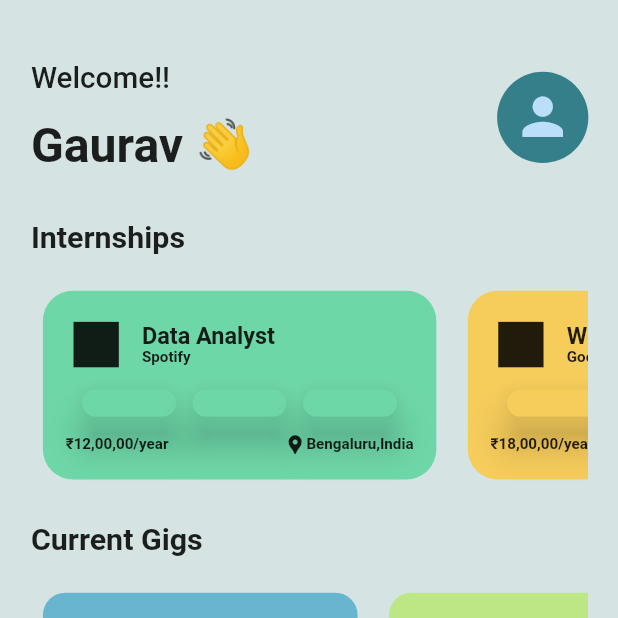
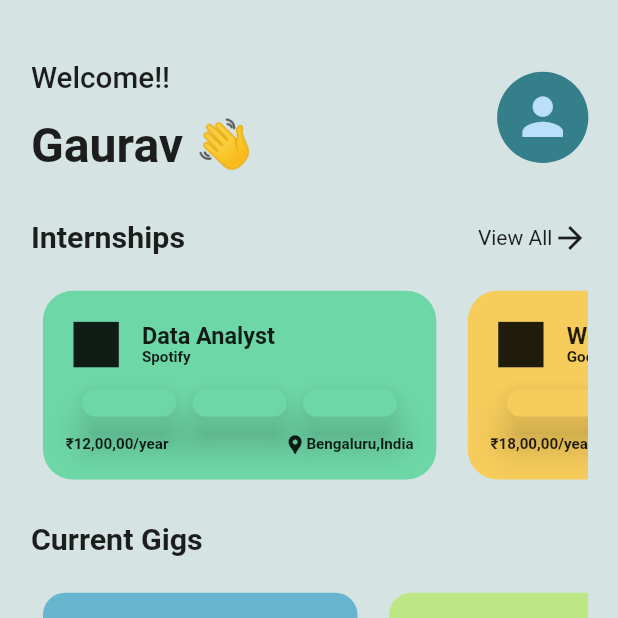
Before and after one commit to Gaurav232003/FutureHire, a Flutter app: the screen it shows after launch, after a tap on "L O G I N", on a phone screen of 412 x 824 dp, the top half of it. Run offline on Flutter 3.47's test engine with Material 2 defaults, Android fonts, the phone set to English and light mode, and no system bars; drawn by our look-alikes of google_nav_bar; network calls fail.

Commit message:
view all internships

```diff
--- a/futurehire/lib/homepage.dart
+++ b/futurehire/lib/homepage.dart
@@ -4,6 +4,7 @@ import 'package:futurehire/internDetails.dart';
 import 'profilePage.dart';
 import 'data.dart';
 import 'internDetails.dart';
+import 'Internships.dart';
 
 class HomePage extends StatelessWidget {
   const HomePage({super.key});
@@ -88,10 +89,28 @@ class HomePage extends StatelessWidget {
                 SizedBox(
                   height: height * 0.0369,
                 ),
-                Text(
-                  'Internships',
-                  style: TextStyle(
-                      fontSize: height * 0.0246, fontWeight: FontWeight.w600),
+                Row(
+                  mainAxisAlignment: MainAxisAlignment.spaceBetween,
+                  children: [
+                    Text(
+                      'Internships',
+                      style: TextStyle(
+                          fontSize: height * 0.0246,
+                          fontWeight: FontWeight.w600),
+                    ),
+                    GestureDetector(
+                      onTap: () {
+                        Navigator.push(
+                          context,
+                          MaterialPageRoute(
+                              builder: (context) => Internships()),
+                        );
+                      },
+                      child: Row(
+                        children: [Text('View All'), Icon(Icons.arrow_forward)],
+                      ),
+                    )
+                  ],
                 ),
                 SizedBox(
                   height: height * 0.0184,
--- a/futurehire/lib/login.dart
+++ b/futurehire/lib/login.dart
@@ -17,7 +17,10 @@ class Login extends StatelessWidget {
         body: Column(
           crossAxisAlignment: CrossAxisAlignment.stretch,
           children: [
-            const LoginSphere(),
+            LoginSphere(
+              text: 'LOGIN',
+              img: 'assets/loginsphere.png',
+            ),
             SizedBox(
               height: height * 0.0264,
             ),
--- a/futurehire/lib/widgets.dart
+++ b/futurehire/lib/widgets.dart
@@ -153,10 +153,8 @@ class LoginPlate2 extends StatelessWidget {
 }
 
 class LoginSphere extends StatelessWidget {
-  const LoginSphere({
-    super.key,
-  });
-
+  LoginSphere({super.key, required this.img, required this.text});
+  String img, text;
   @override
   Widget build(BuildContext context) {
     return Stack(
@@ -165,7 +163,7 @@ class LoginSphere extends StatelessWidget {
         Container(
           alignment: Alignment.center,
           child: Image.asset(
-            'assets/loginsphere.png',
+            img,
             width: double.infinity,
             fit: BoxFit.cover,
           ),
@@ -173,7 +171,7 @@ class LoginSphere extends StatelessWidget {
         Align(
           alignment: Alignment.center,
           child: Text(
-            'LOGIN',
+            text,
             style: TextStyle(
               fontWeight: FontWeight.bold,
               fontSize: height * 0.071,
```
Also changed, not shown: futurehire/lib/Internships.dart (added, +186 -0 lines), futurehire/assets/internship1.png (added), futurehire/assets/internship2.png (added), futurehire/assets/internship3.png (added), futurehire/assets/internship4.png (added), futurehire/assets/internship5.png (added), futurehire/assets/internship6.png (added), futurehire/assets/internshipBanner.png (added).
